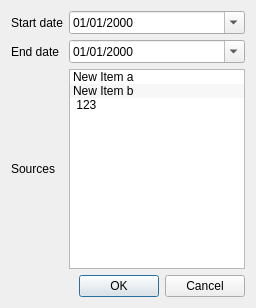
titov-vv/jal, file jal/ui/quotes_update.ui: the form before one commit.
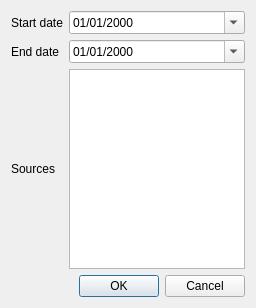
The form after the commit.

Patch:
```diff
--- a/jal/ui/quotes_update.ui
+++ b/jal/ui/quotes_update.ui
@@ -78,21 +78,6 @@
      <property name="sortingEnabled">
       <bool>true</bool>
      </property>
-     <item>
-      <property name="text">
-       <string>New Item a</string>
-      </property>
-     </item>
-     <item>
-      <property name="text">
-       <string>New Item b</string>
-      </property>
-     </item>
-     <item>
-      <property name="text">
-       <string> 123</string>
-      </property>
-     </item>
     </widget>
    </item>
    <item row="2" column="0">
```
